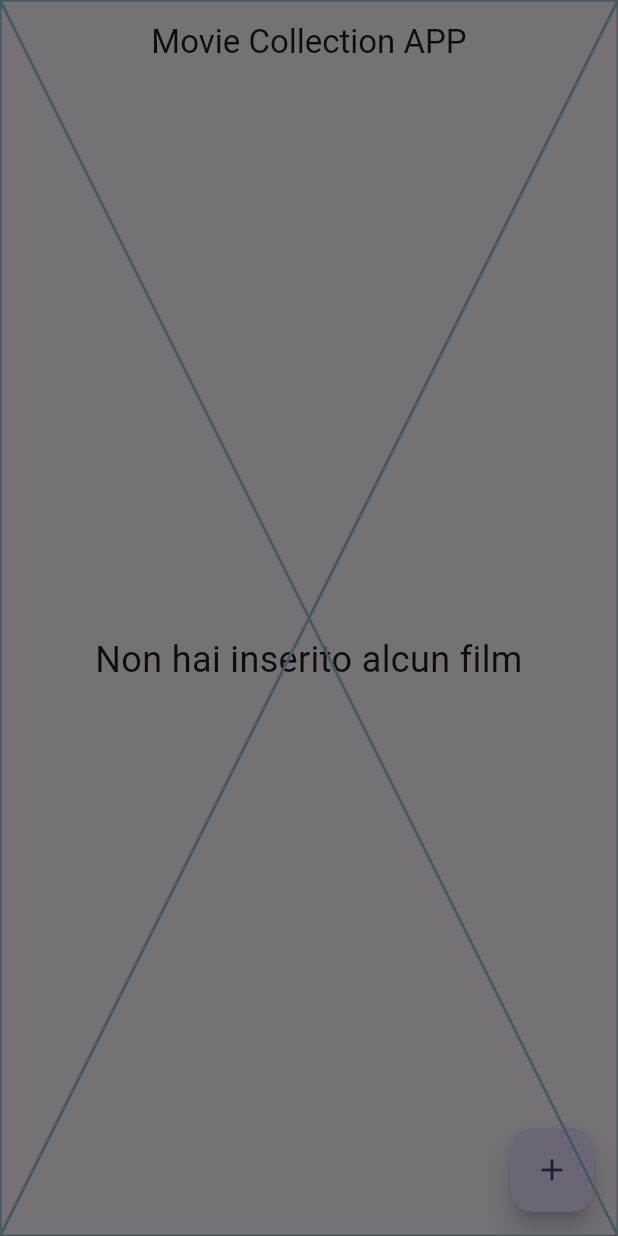
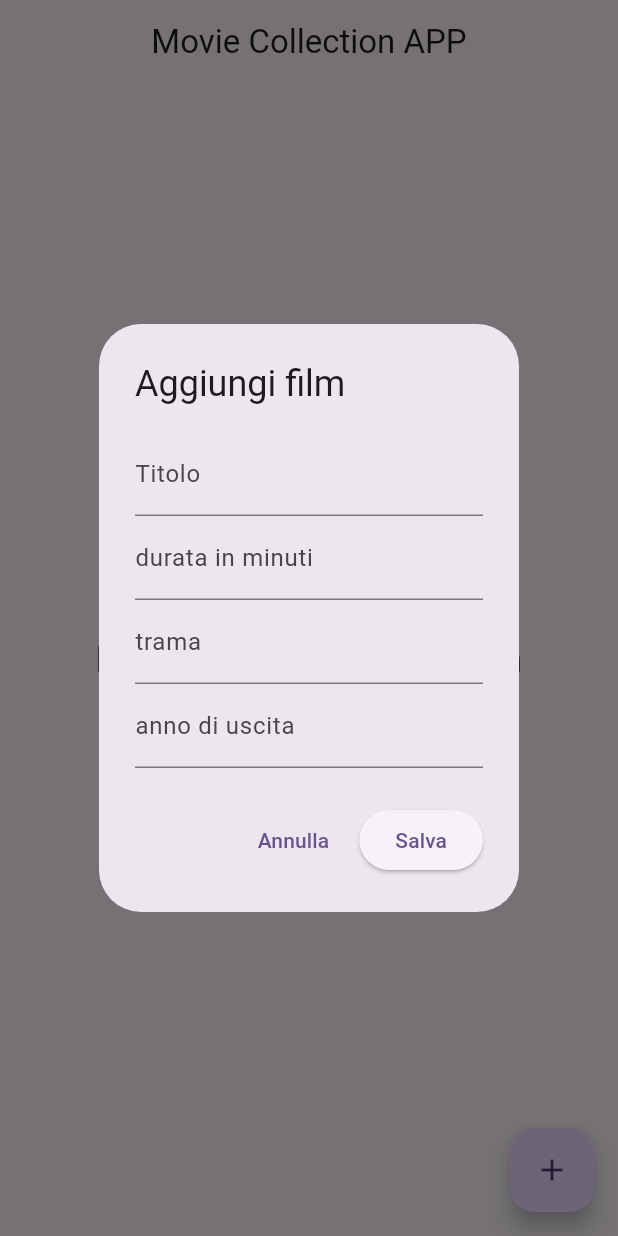
Before and after one commit to Leonardomoratti340/Progetto-movie, a Flutter app: the screen it shows after launch, after a tap on the "add" icon, on a phone screen of 412 x 824 dp. Run offline on Flutter 3.47's test engine with Material 3 defaults, Android fonts, the phone set to English and light mode, and no system bars; our stand-ins replace sqflite; accounts and stored records are empty.

Commit message:
fatta UI modale

```diff
--- a/lib/views/components/movie_form_dialog.dart
+++ b/lib/views/components/movie_form_dialog.dart
@@ -12,7 +12,6 @@ class MovieFromDialog extends StatefulWidget {
 }
 
 class _MyWidgetState extends State<MovieFromDialog> {
-
   final _formKey = GlobalKey<FormState>();
 
   late TextEditingController _titleController;
@@ -25,8 +24,12 @@ class _MyWidgetState extends State<MovieFromDialog> {
     super.initState();
     _titleController = TextEditingController(text: widget.movie?.title ?? '');
     _plotController = TextEditingController(text: widget.movie?.plot ?? '');
-    _durationController = TextEditingController(text: widget.movie?.duration.toString());
-    _yearController = TextEditingController(text: widget.movie?.year.toString() ?? '');
+    _durationController = TextEditingController(
+      text: widget.movie?.duration.toString(),
+    );
+    _yearController = TextEditingController(
+      text: widget.movie?.year.toString() ?? '',
+    );
   }
 
   @override
@@ -59,6 +62,63 @@ class _MyWidgetState extends State<MovieFromDialog> {
 
   @override
   Widget build(BuildContext context) {
-    return const Placeholder();
+    return AlertDialog(
+      title: Text(widget.movie == null ? 'Aggiungi film' : "modifica film"),
+      content: SingleChildScrollView(
+        child: Form(
+          key: _formKey,
+          child: Column(
+            children: [
+              TextFormField(
+                controller: _titleController,
+                decoration: const InputDecoration(labelText: "Titolo"),
+                validator: (value) => value == null || value.isEmpty
+                    ? "campo obbligatorio"
+                    : null,
+              ),
+              TextFormField(
+                controller: _durationController,
+                decoration: const InputDecoration(
+                  labelText: "durata in minuti",
+                ),
+                keyboardType: TextInputType.number,
+                validator: (value) {
+                  if (value == null || value.isEmpty) {
+                    return "inserisci la durata";
+                  }
+                  if (int.tryParse(value) == null) {
+                    return "inserisci un numero valido";
+                  }
+                  return null;
+                },
+              ),
+              TextFormField(
+                controller: _plotController,
+                decoration: const InputDecoration(labelText: "trama"),
+                validator: (value) => value == null || value.isEmpty
+                    ? "trama obbligatoria"
+                    : null,
+              ),
+              TextFormField(
+                controller: _yearController,
+                decoration: const InputDecoration(labelText: "anno di uscita"),
+                keyboardType: TextInputType.number,
+                validator: (value) =>
+                    value == null || int.tryParse(value) == null
+                    ? "inserire un anno valido"
+                    : null,
+              ),
+            ],
+          ),
+        ),
+      ),
+      actions: [
+        TextButton(
+          onPressed: () => Navigator.of(context).pop(),
+          child: const Text("Annulla"),
+        ),
+        ElevatedButton(onPressed: _submitForm, child: const Text("Salva")),
+      ],
+    );
   }
 }
```
Lines whose indentation alone changed are shown as unchanged.
